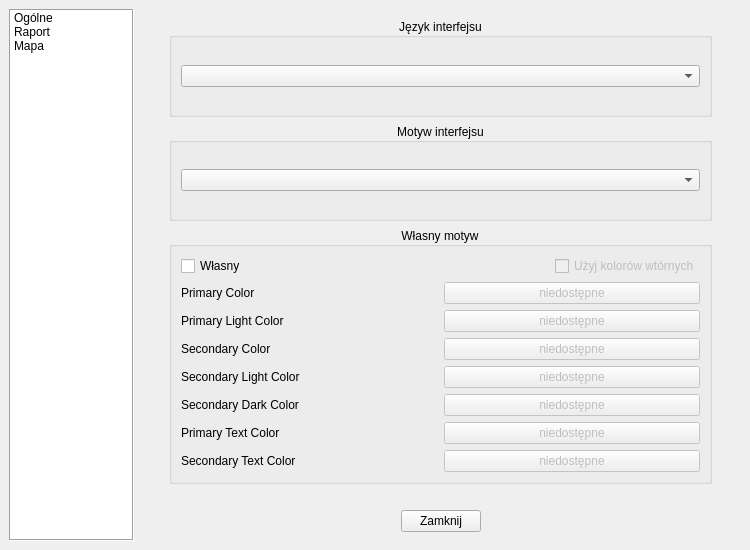
Before: the Qt Designer form Ui/settings-window.ui in kuba172/Demog, drawn with Qt 5.
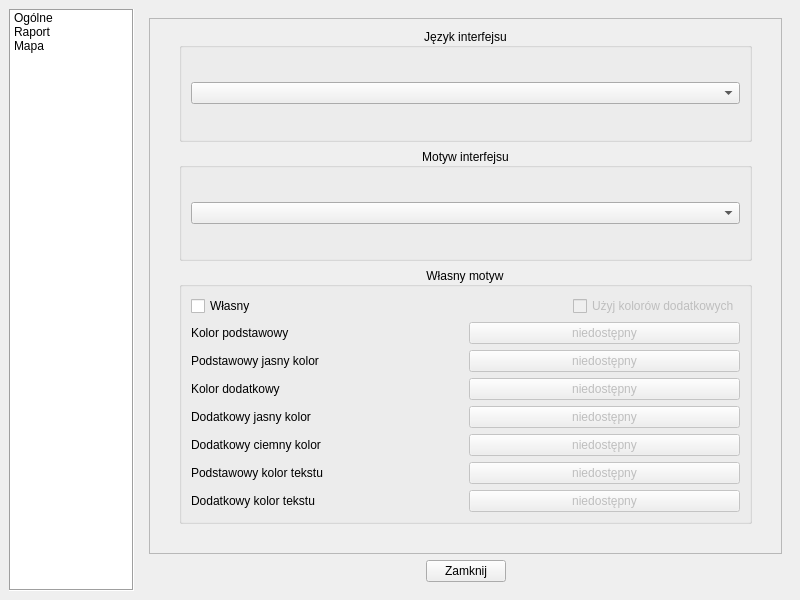
After: the same form once the commit is applied.

Commit message: update settings window ui

```diff
--- a/Ui/settings-window.ui
+++ b/Ui/settings-window.ui
@@ -9,20 +9,20 @@
    <rect>
     <x>0</x>
     <y>0</y>
-    <width>750</width>
-    <height>550</height>
+    <width>800</width>
+    <height>600</height>
    </rect>
   </property>
   <property name="minimumSize">
    <size>
-    <width>750</width>
-    <height>550</height>
+    <width>0</width>
+    <height>0</height>
    </size>
   </property>
   <property name="maximumSize">
    <size>
-    <width>750</width>
-    <height>550</height>
+    <width>800</width>
+    <height>600</height>
    </size>
   </property>
   <property name="windowTitle">
@@ -64,6 +64,23 @@
        <number>0</number>
       </property>
       <widget class="QWidget" name="General">
+       <layout class="QVBoxLayout" name="verticalLayout_8">
+        <item>
+         <layout class="QVBoxLayout" name="verticalLayout_7">
+          <item>
+           <widget class="QScrollArea" name="scrollArea">
+            <property name="widgetResizable">
+             <bool>true</bool>
+            </property>
+            <widget class="QWidget" name="scrollAreaWidgetContents">
+             <property name="geometry">
+              <rect>
+               <x>0</x>
+               <y>0</y>
+               <width>629</width>
+               <height>528</height>
+              </rect>
+             </property>
        <layout class="QVBoxLayout" name="verticalLayout_6">
         <item>
          <layout class="QHBoxLayout" name="horizontalLayout_11">
@@ -151,7 +168,7 @@
                       <bool>false</bool>
                      </property>
                      <property name="text">
-                      <string>Użyj kolorów wtórnych</string>
+                            <string>Użyj kolorów dodatkowych</string>
                      </property>
                     </widget>
                    </item>
@@ -162,7 +179,7 @@
                    <item>
                     <widget class="QLabel" name="label">
                      <property name="text">
-                      <string>Primary Color</string>
+                            <string>Kolor podstawowy</string>
                      </property>
                     </widget>
                    </item>
@@ -172,7 +189,7 @@
                       <bool>false</bool>
                      </property>
                      <property name="text">
-                      <string>niedostępne</string>
+                            <string>niedostępny</string>
                      </property>
                     </widget>
                    </item>
@@ -183,7 +200,7 @@
                    <item>
                     <widget class="QLabel" name="label_2">
                      <property name="text">
-                      <string>Primary Light Color</string>
+                            <string>Podstawowy jasny kolor</string>
                      </property>
                     </widget>
                    </item>
@@ -193,7 +210,7 @@
                       <bool>false</bool>
                      </property>
                      <property name="text">
-                      <string>niedostępne</string>
+                            <string>niedostępny</string>
                      </property>
                     </widget>
                    </item>
@@ -204,7 +221,7 @@
                    <item>
                     <widget class="QLabel" name="label_3">
                      <property name="text">
-                      <string>Secondary Color</string>
+                            <string>Kolor dodatkowy</string>
                      </property>
                     </widget>
                    </item>
@@ -214,7 +231,7 @@
                       <bool>false</bool>
                      </property>
                      <property name="text">
-                      <string>niedostępne</string>
+                            <string>niedostępny</string>
                      </property>
                     </widget>
                    </item>
@@ -225,7 +242,7 @@
                    <item>
                     <widget class="QLabel" name="label_4">
                      <property name="text">
-                      <string>Secondary Light Color</string>
+                            <string>Dodatkowy jasny kolor</string>
                      </property>
                     </widget>
                    </item>
@@ -235,7 +252,7 @@
                       <bool>false</bool>
                      </property>
                      <property name="text">
-                      <string>niedostępne</string>
+                            <string>niedostępny</string>
                      </property>
                     </widget>
                    </item>
@@ -246,7 +263,7 @@
                    <item>
                     <widget class="QLabel" name="label_5">
                      <property name="text">
-                      <string>Secondary Dark Color</string>
+                            <string>Dodatkowy ciemny kolor</string>
                      </property>
                     </widget>
                    </item>
@@ -256,7 +273,7 @@
                       <bool>false</bool>
                      </property>
                      <property name="text">
-                      <string>niedostępne</string>
+                            <string>niedostępny</string>
                      </property>
                     </widget>
                    </item>
@@ -267,7 +284,7 @@
                    <item>
                     <widget class="QLabel" name="label_6">
                      <property name="text">
-                      <string>Primary Text Color</string>
+                            <string>Podstawowy kolor tekstu</string>
                      </property>
                     </widget>
                    </item>
@@ -277,7 +294,7 @@
                       <bool>false</bool>
                      </property>
                      <property name="text">
-                      <string>niedostępne</string>
+                            <string>niedostępny</string>
                      </property>
                     </widget>
                    </item>
@@ -288,7 +305,7 @@
                    <item>
                     <widget class="QLabel" name="label_7">
                      <property name="text">
-                      <string>Secondary Text Color</string>
+                            <string>Dodatkowy kolor tekstu</string>
                      </property>
                     </widget>
                    </item>
@@ -298,7 +315,7 @@
                       <bool>false</bool>
                      </property>
                      <property name="text">
-                      <string>niedostępne</string>
+                            <string>niedostępny</string>
                      </property>
                     </widget>
                    </item>
@@ -339,6 +356,10 @@
           </item>
          </layout>
         </item>
+             </layout>
+            </widget>
+           </widget>
+          </item>
         <item>
          <layout class="QHBoxLayout" name="horizontalLayout_2">
           <item>
@@ -373,6 +394,8 @@
              </size>
             </property>
            </spacer>
+            </item>
+           </layout>
           </item>
          </layout>
         </item>
```
Lines whose indentation alone changed are shown as unchanged. The commit also changes 3 other files.
